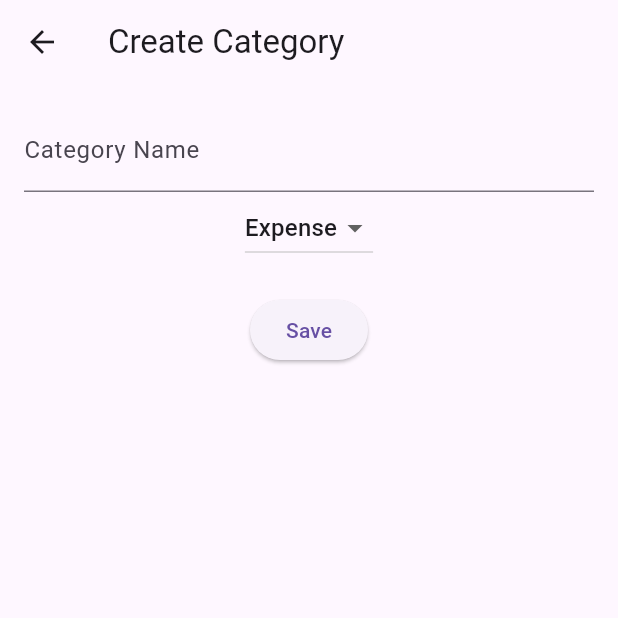
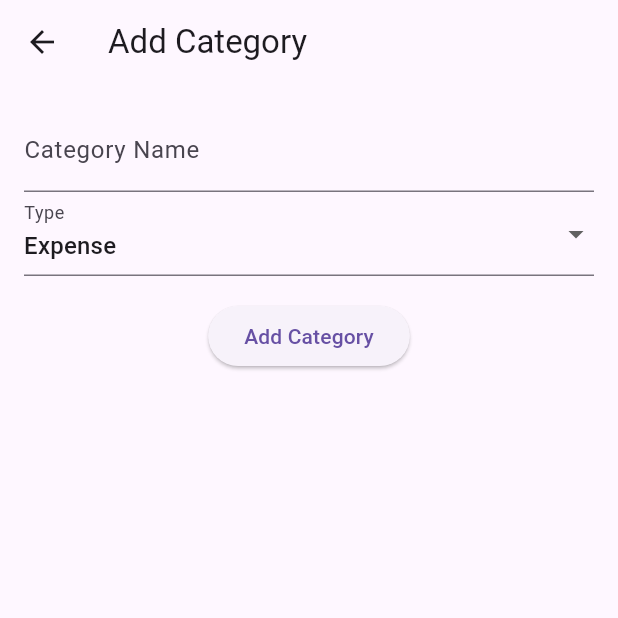
Before and after one commit to mariem-abdeljawed/Flutter_App, a Flutter app: the CreateCategoryPage screen opened directly, on a phone screen of 412 x 824 dp, the top half of it. Run offline on Flutter 3.47's test engine with Material 3 defaults, Android fonts, the phone set to English and light mode, and no system bars; our stand-ins replace fl_chart, shared_preferences, sqflite; accounts and stored records are empty.

Commit message:
create categorypages

```diff
--- a/flutter_application_1/lib/views/category/CreateCategoryPage.dart
+++ b/flutter_application_1/lib/views/category/CreateCategoryPage.dart
@@ -1,4 +1,6 @@
 import 'package:flutter/material.dart';
+import '../../models/category.dart';
+import '../../services/BudgetService.dart';
 
 class CreateCategoryPage extends StatefulWidget {
   const CreateCategoryPage({super.key});
@@ -8,44 +10,72 @@ class CreateCategoryPage extends StatefulWidget {
 }
 
 class _CreateCategoryPageState extends State<CreateCategoryPage> {
+  final _formKey = GlobalKey<FormState>();
   final _nameController = TextEditingController();
-  String _type = 'expense';
+  String _type = 'expense'; // Default to expense
+
+  Future<void> _addCategory() async {
+    if (_formKey.currentState!.validate()) {
+      final budgetService = BudgetService();
+      final isIncome = _type == 'income' ? 1 : 0;
+      await budgetService.addCategory(_nameController.text, isIncome);
+      Navigator.pop(context, true); // Return true to indicate success
+    }
+  }
 
   @override
   Widget build(BuildContext context) {
     return Scaffold(
-      appBar: AppBar(title: const Text('Create Category')),
+      appBar: AppBar(
+        title: const Text('Add Category'),
+        leading: IconButton(
+          icon: const Icon(Icons.arrow_back),
+          onPressed: () => Navigator.pop(context),
+        ),
+      ),
       body: Padding(
         padding: const EdgeInsets.all(16.0),
+        child: Form(
+          key: _formKey,
           child: Column(
             children: [
-            TextField(
+              TextFormField(
                 controller: _nameController,
                 decoration: const InputDecoration(labelText: 'Category Name'),
+                validator: (value) =>
+                    value == null || value.isEmpty ? 'Enter a name' : null,
               ),
-            DropdownButton<String>(
+              DropdownButtonFormField<String>(
                 value: _type,
+                decoration: const InputDecoration(labelText: 'Type'),
                 items: const [
                   DropdownMenuItem(value: 'income', child: Text('Income')),
                   DropdownMenuItem(value: 'expense', child: Text('Expense')),
                 ],
                 onChanged: (value) {
+                  if (value != null) {
                     setState(() {
-                  _type = value!;
+                      _type = value;
                     });
+                  }
                 },
+                validator: (value) => value == null ? 'Select a type' : null,
               ),
-            const SizedBox(height: 20),
+              const SizedBox(height: 16),
               ElevatedButton(
-              onPressed: () {
-                // Save category to database (implement later).
-                Navigator.pop(context);
-              },
-              child: const Text('Save'),
+                onPressed: _addCategory,
+                child: const Text('Add Category'),
               ),
             ],
           ),
         ),
+      ),
     );
   }
+
+  @override
+  void dispose() {
+    _nameController.dispose();
+    super.dispose();
   }
+}
```
Lines whose indentation alone changed are shown as unchanged.
